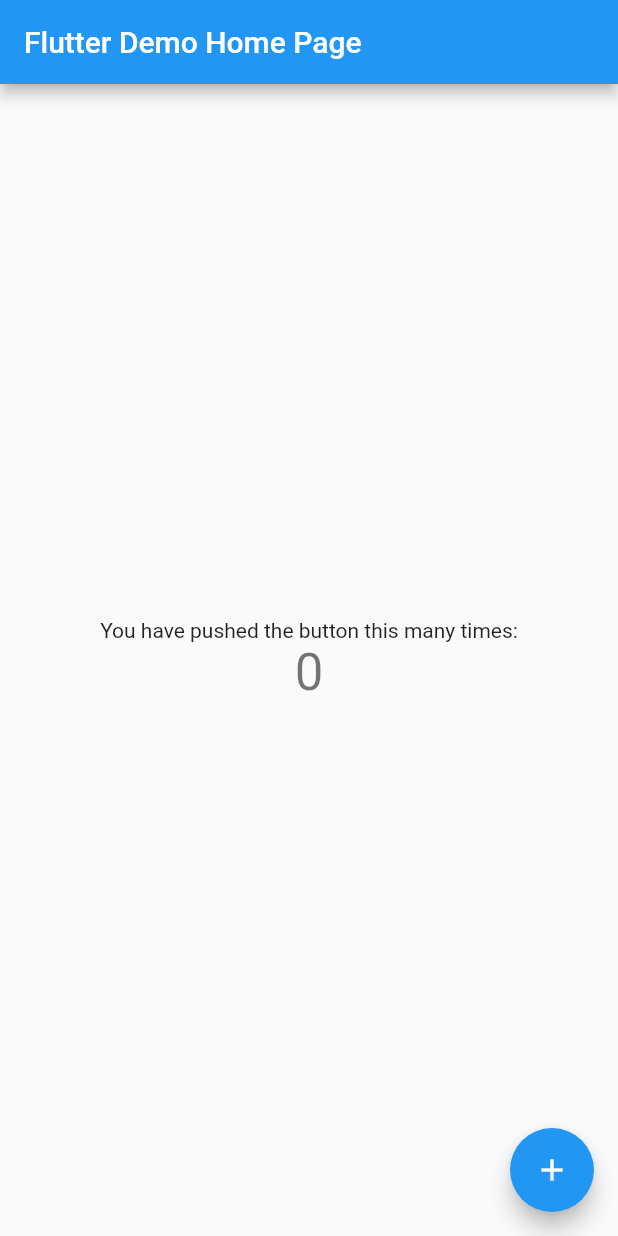
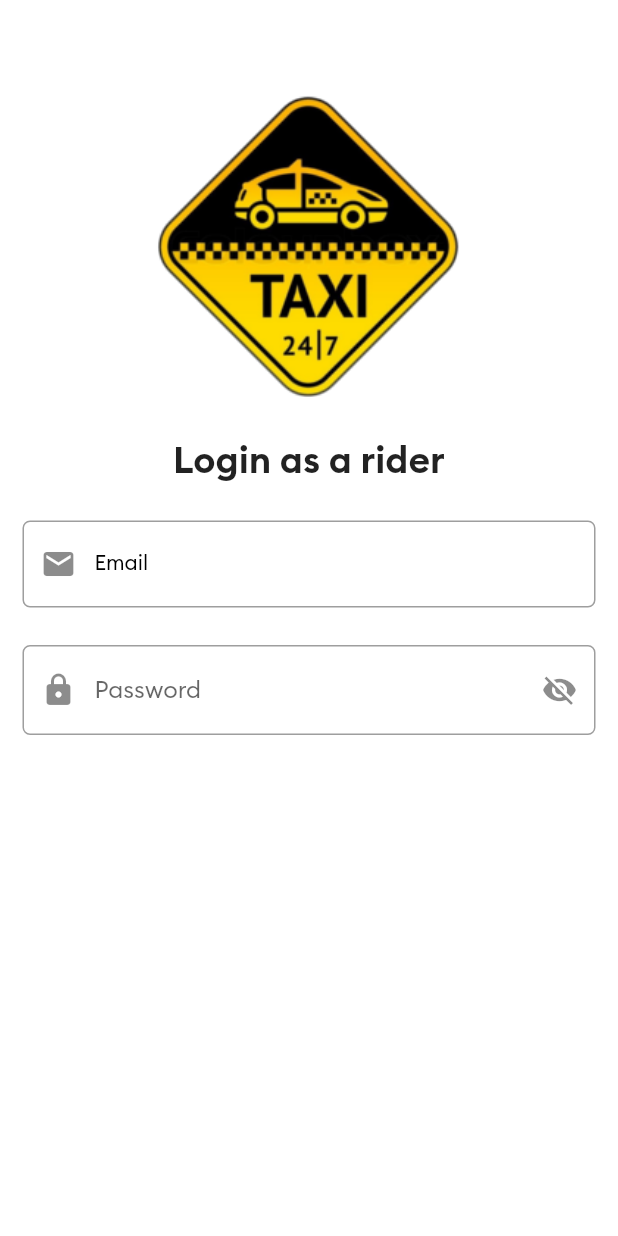
Before and after one commit to ondfavourmachine/turbo, a Flutter app: the screen it shows after launch, on a phone screen of 412 x 824 dp. Run offline on Flutter 3.47's test engine with Material 2 defaults, Android fonts, the phone set to English and light mode, and no system bars.

Commit message:
adding login functionality for riders

```diff
--- a/turbo_car_ride_app/lib/main.dart
+++ b/turbo_car_ride_app/lib/main.dart
@@ -1,4 +1,6 @@
 import 'package:flutter/material.dart';
+import 'package:turbo_car_ride_app/screens/login_screen.dart';
+// import 'package:turbo_car_ride_app/screens/main_screen.dart';
 
 void main() {
   runApp(MyApp());
@@ -9,105 +11,10 @@ class MyApp extends StatelessWidget {
   @override
   Widget build(BuildContext context) {
     return MaterialApp(
-      title: 'Flutter Demo',
-      theme: ThemeData(
-        // This is the theme of your application.
-        //
-        // Try running your application with "flutter run". You'll see the
-        // application has a blue toolbar. Then, without quitting the app, try
-        // changing the primarySwatch below to Colors.green and then invoke
-        // "hot reload" (press "r" in the console where you ran "flutter run",
-        // or simply save your changes to "hot reload" in a Flutter IDE).
-        // Notice that the counter didn't reset back to zero; the application
-        // is not restarted.
-        primarySwatch: Colors.blue,
-      ),
-      home: MyHomePage(title: 'Flutter Demo Home Page'),
+      title: 'Turbo Car ride app',
+      theme: ThemeData(primarySwatch: Colors.blue, fontFamily: 'Bolt-regular'),
+      debugShowCheckedModeBanner: false,
+      home: LoginScreen(),
     );
   }
 }
-
-class MyHomePage extends StatefulWidget {
-  MyHomePage({Key key, this.title}) : super(key: key);
-
-  // This widget is the home page of your application. It is stateful, meaning
-  // that it has a State object (defined below) that contains fields that affect
-  // how it looks.
-
-  // This class is the configuration for the state. It holds the values (in this
-  // case the title) provided by the parent (in this case the App widget) and
-  // used by the build method of the State. Fields in a Widget subclass are
-  // always marked "final".
-
-  final String title;
-
-  @override
-  _MyHomePageState createState() => _MyHomePageState();
-}
-
-class _MyHomePageState extends State<MyHomePage> {
-  int _counter = 0;
-
-  void _incrementCounter() {
-    setState(() {
-      // This call to setState tells the Flutter framework that something has
-      // changed in this State, which causes it to rerun the build method below
-      // so that the display can reflect the updated values. If we changed
-      // _counter without calling setState(), then the build method would not be
-      // called again, and so nothing would appear to happen.
-      _counter++;
-    });
-  }
-
-  @override
-  Widget build(BuildContext context) {
-    // This method is rerun every time setState is called, for instance as done
-    // by the _incrementCounter method above.
-    //
-    // The Flutter framework has been optimized to make rerunning build methods
-    // fast, so that you can just rebuild anything that needs updating rather
-    // than having to individually change instances of widgets.
-    return Scaffold(
-      appBar: AppBar(
-        // Here we take the value from the MyHomePage object that was created by
-        // the App.build method, and use it to set our appbar title.
-        title: Text(widget.title),
-      ),
-      body: Center(
-        // Center is a layout widget. It takes a single child and positions it
-        // in the middle of the parent.
-        child: Column(
-          // Column is also a layout widget. It takes a list of children and
-          // arranges them vertically. By default, it sizes itself to fit its
-          // children horizontally, and tries to be as tall as its parent.
-          //
-          // Invoke "debug painting" (press "p" in the console, choose the
-          // "Toggle Debug Paint" action from the Flutter Inspector in Android
-          // Studio, or the "Toggle Debug Paint" command in Visual Studio Code)
-          // to see the wireframe for each widget.
-          //
-          // Column has various properties to control how it sizes itself and
-          // how it positions its children. Here we use mainAxisAlignment to
-          // center the children vertically; the main axis here is the vertical
-          // axis because Columns are vertical (the cross axis would be
-          // horizontal).
-          mainAxisAlignment: MainAxisAlignment.center,
-          children: <Widget>[
-            Text(
-              'You have pushed the button this many times:',
-            ),
-            Text(
-              '$_counter',
-              style: Theme.of(context).textTheme.headline4,
-            ),
-          ],
-        ),
-      ),
-      floatingActionButton: FloatingActionButton(
-        onPressed: _incrementCounter,
-        tooltip: 'Increment',
-        child: Icon(Icons.add),
-      ), // This trailing comma makes auto-formatting nicer for build methods.
-    );
-  }
-}
--- /dev/null
+++ b/turbo_car_ride_app/lib/screens/login_screen.dart
@@ -0,0 +1,115 @@
+import 'package:flutter/material.dart';
+import 'package:flutter/services.dart';
+
+class LoginScreen extends StatefulWidget {
+  @override
+  _LoginScreenState createState() => _LoginScreenState();
+}
+
+class _LoginScreenState extends State<LoginScreen> {
+  final emailController = TextEditingController();
+  // final password = TextEditingController();
+  String emailText = '';
+  String passwordText = '';
+  bool obscureText = true;
+  bool showPassword = false;
+
+  @override
+  void initState() {
+    // TODO: implement initState
+    super.initState();
+    emailController.addListener(() => setState(() {}));
+  }
+
+  @override
+  void dispose() {
+    emailController.dispose();
+    // TODO: implement dispose
+    super.dispose();
+  }
+
+  @override
+  Widget build(BuildContext context) {
+    return Scaffold(
+      backgroundColor: Colors.white,
+      body: Padding(
+        padding: const EdgeInsets.fromLTRB(15.0, 5, 15, 5),
+        child: Column(
+          // mainAxisAlignment: MainAxisAlignment.spaceEvenly,
+          children: [
+            const SizedBox(
+              height: 35,
+            ),
+            Center(
+              child: Image(
+                image: AssetImage('turbo_images/images/logo.png'),
+                width: 390,
+                height: 250,
+                alignment: Alignment.center,
+              ),
+            ),
+            Text(
+              'Login as a rider',
+              textAlign: TextAlign.center,
+              style: TextStyle(
+                fontSize: 25,
+                fontWeight: FontWeight.bold,
+              ),
+            ),
+            const SizedBox(
+              height: 25,
+            ),
+            TextFormField(
+              controller: emailController,
+              onChanged: (value) => setState(() => emailText = value),
+              keyboardType: TextInputType.emailAddress,
+              textInputAction: TextInputAction.done,
+              style: TextStyle(fontSize: 14),
+              decoration: InputDecoration(
+                  border: OutlineInputBorder(
+                      borderRadius: BorderRadius.circular(5)),
+                  // contentPadding: const EdgeInsets.symmetric(horizontal: 10),
+                  prefixIcon: Icon(Icons.email),
+                  suffixIcon: emailController.text.isEmpty
+                      ? Container(
+                          width: 0,
+                        )
+                      : IconButton(
+                          icon: Icon(Icons.cancel),
+                          onPressed: () => emailController.clear(),
+                        ),
+                  labelStyle: TextStyle(
+                    color: Colors.black,
+                    fontSize: 14,
+                  ),
+                  labelText: 'Email',
+                  hintText: 'johndoe@gmail.com',
+                  hintStyle: TextStyle(color: Colors.grey)),
+            ),
+            const SizedBox(
+              height: 25,
+            ),
+            TextFormField(
+              // controller: password,
+              onChanged: (value) => setState(() => passwordText = value),
+              obscureText: obscureText,
+              decoration: InputDecoration(
+                  border: OutlineInputBorder(
+                      borderRadius: BorderRadius.circular(5)),
+                  labelText: 'Password',
+                  suffixIcon: IconButton(
+                      icon: showPassword
+                          ? Icon(Icons.visibility)
+                          : Icon(Icons.visibility_off),
+                      onPressed: () => setState(() {
+                            obscureText = !obscureText;
+                            showPassword = !showPassword;
+                          })),
+                  prefixIcon: Icon(Icons.lock_rounded)),
+            )
+          ],
+        ),
+      ),
+    );
+  }
+}
--- /dev/null
+++ b/turbo_car_ride_app/lib/screens/main_screen.dart
@@ -0,0 +1,17 @@
+import 'package:flutter/material.dart';
+
+class MainScreen extends StatefulWidget {
+  @override
+  _MainScreenState createState() => _MainScreenState();
+}
+
+class _MainScreenState extends State<MainScreen> {
+  @override
+  Widget build(BuildContext context) {
+    return Scaffold(
+      appBar: AppBar(
+        title: Text('Home Screen'),
+      ),
+    );
+  }
+}
```
Also changed, not shown: turbo_car_ride_app/pubspec.yaml (+25 -12 lines), turbo_car_ride_app/pubspec.lock, turbo_car_ride_app/turbo_fonts/fonts/Signatra.ttf (added), turbo_car_ride_app/turbo_fonts/fonts/bolt-regular.ttf (added), turbo_car_ride_app/turbo_fonts/fonts/bolt-semibold.ttf (added), turbo_car_ride_app/turbo_images/images/car_android.png (added), turbo_car_ride_app/turbo_images/images/car_ios.png (added), turbo_car_ride_app/turbo_images/images/desticon.png (added), turbo_car_ride_app/turbo_images/images/desticon1.png (added), turbo_car_ride_app/turbo_images/images/logo.png (added), turbo_car_ride_app/turbo_images/images/logo1.png (added), turbo_car_ride_app/turbo_images/images/pickicon.png (added), turbo_car_ride_app/turbo_images/images/posimarker.png (added), turbo_car_ride_app/turbo_images/images/redmarker.png (added), 2 more files, 4 other files.
